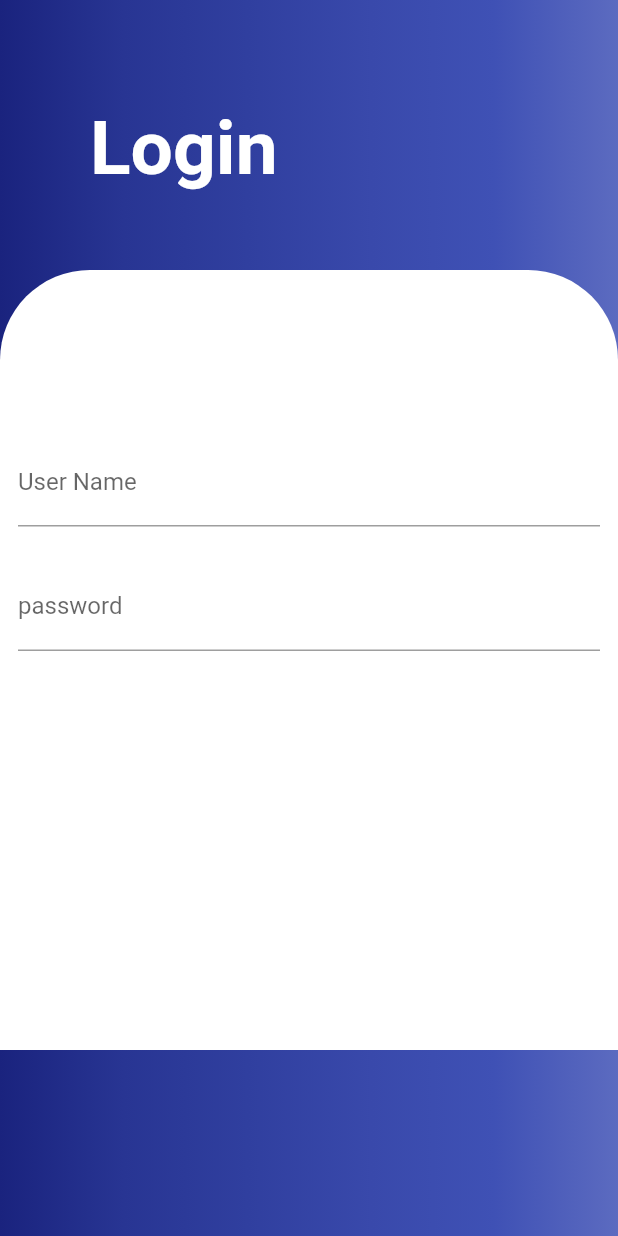
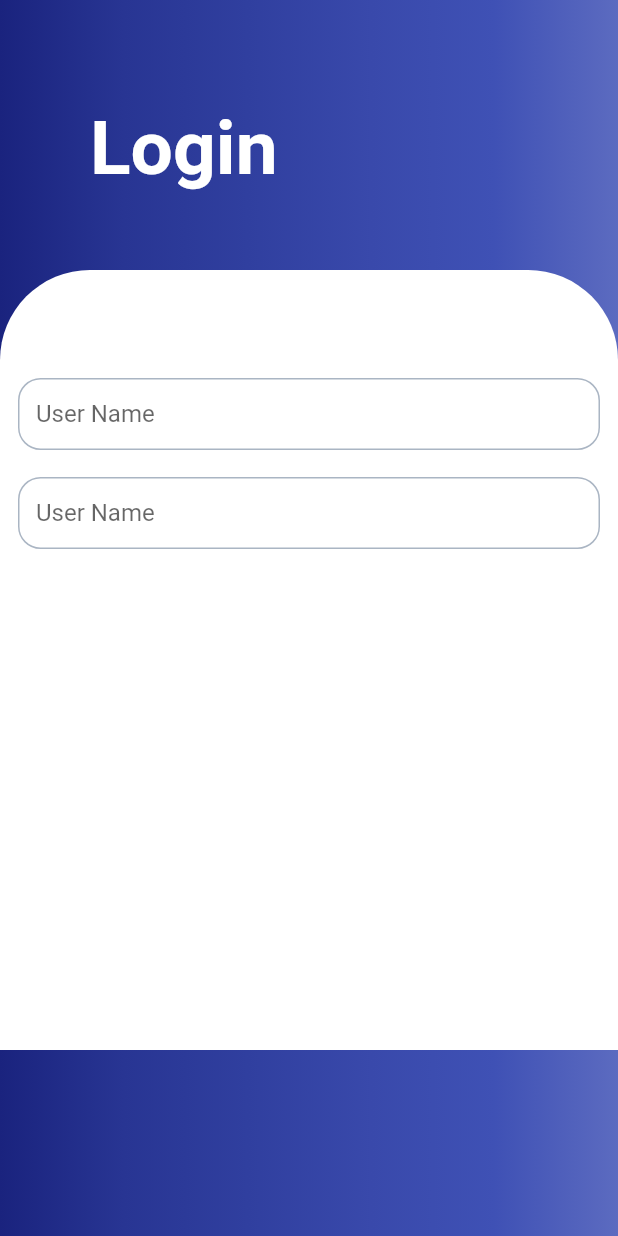
Before and after one commit to Pranav-293/Flutter-Designs, a Flutter app: the screen it shows after launch, on a phone screen of 412 x 824 dp. Run offline on Flutter 3.47's test engine with Material 2 defaults, Android fonts, the phone set to English and light mode, and no system bars.

Commit message:
some changes:

```diff
--- a/lib/main.dart
+++ b/lib/main.dart
@@ -40,45 +40,53 @@ class MyApp extends StatelessWidget {
             ),
             SingleChildScrollView(
               padding: EdgeInsets.fromLTRB(0, 180, 0, 0),
-              child: Column(mainAxisAlignment: MainAxisAlignment.end, children: [
+              child:
+                  Column(mainAxisAlignment: MainAxisAlignment.end, children: [
                 Center(
                   child: Container(
                       decoration: BoxDecoration(
                         borderRadius: BorderRadius.only(
                             topLeft: Radius.circular(60),
-                          topRight: Radius.circular(60)
-                    ),
+                            topRight: Radius.circular(60)),
                         color: Colors.white,
                       ),
                       height: 520,
                       width: double.infinity,
-                    child:Column(
+                      child: Column(
                         children: [
                           SizedBox(
-                          height: 100,
+                            height: 60,
                           ),
-                        Card(
-                          margin: EdgeInsets.all(12),
-                          elevation: 0,
+                          Padding(
+                            padding: EdgeInsets.all(12),
                             child: TextFormField(
                               decoration: InputDecoration(
+                                enabledBorder: OutlineInputBorder(
+                                    borderRadius: BorderRadius.circular(15),
+                                    borderSide:
+                                        BorderSide(color: Color(0xFFAAB5C3))),
+                                contentPadding: EdgeInsets.all(12),
                                 labelText: "User Name",
                                 hintText: "user name",
                               ),
                             ),
                           ),
-                        Card(
-                          margin: EdgeInsets.all(12),
-                          elevation: 0,
+                          Padding(
+                            padding: EdgeInsets.fromLTRB(12, 6, 12, 12),
                             child: TextFormField(
                               decoration: InputDecoration(
-                              labelText: "password",
-                              hintText: "password",
+                                enabledBorder: OutlineInputBorder(
+                                    borderRadius: BorderRadius.circular(15),
+                                    borderSide:
+                                        BorderSide(color: Color(0xFFAAB5C3))),
+                                contentPadding: EdgeInsets.all(12),
+                                labelText: "User Name",
+                                hintText: "user name",
                               ),
                             ),
                           ),
                         ],
-                    )
+                      ),
                   ),
                 ),
               ]),
```
Lines whose indentation alone changed are shown as unchanged.
